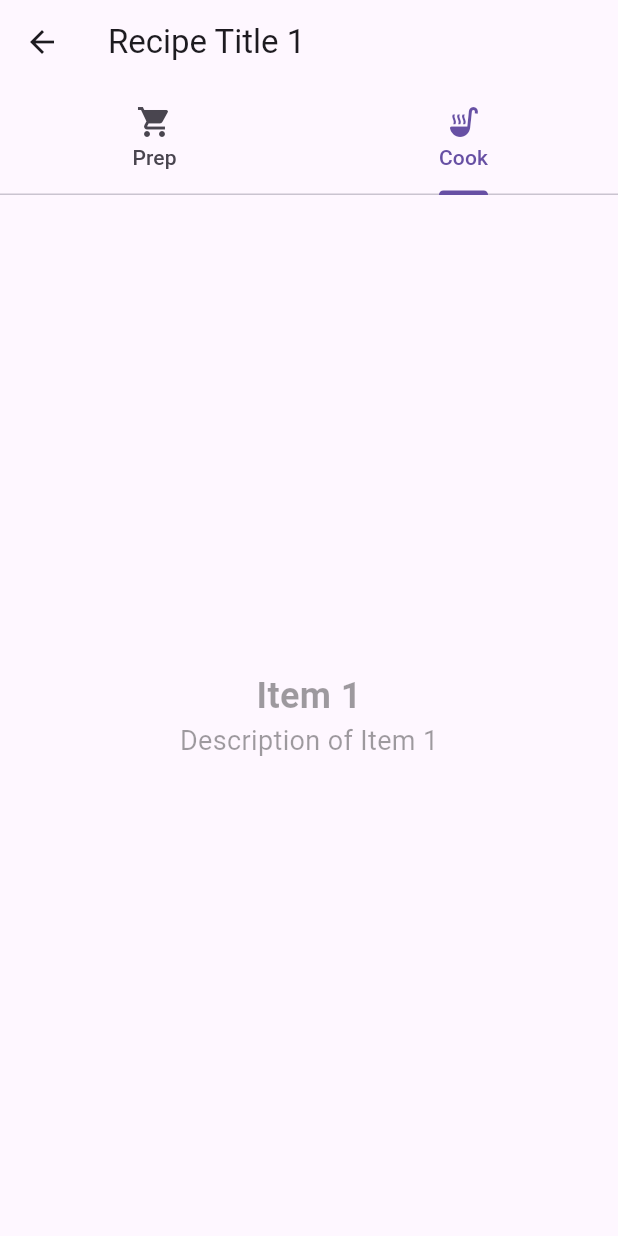
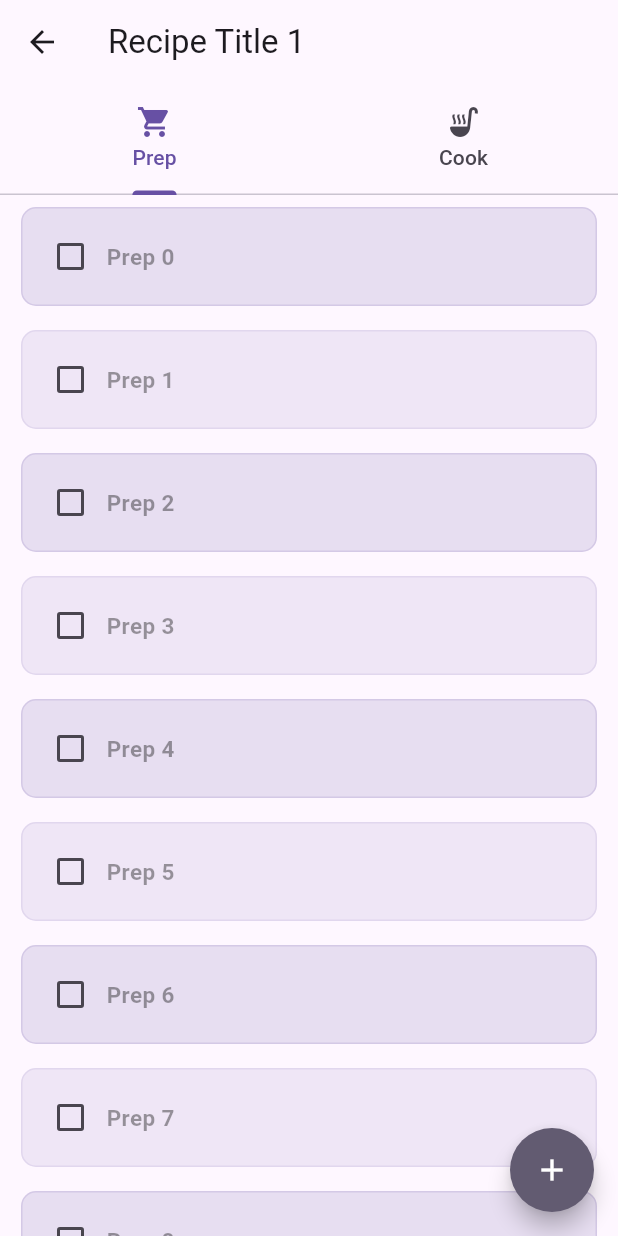
Before and after one commit to tharukaf/recipe_book_ai, a Flutter app: the screen it shows after launch, after a tap on "Item 1", on a phone screen of 412 x 824 dp. Run offline on Flutter 3.47's test engine with Material 3 defaults, Android fonts, the phone set to English and light mode, and no system bars; our stand-ins replace flutter_speed_dial, google_fonts.

Commit message:
added prep window items and add item alert dialog

```diff
--- a/lib/widgets/RecipeDetailScreen.dart
+++ b/lib/widgets/RecipeDetailScreen.dart
@@ -1,25 +1,105 @@
 import 'package:flutter/material.dart';
 import 'package:recipe_book_ai/utils/titles.dart';
 
-class RecipeDetailScreen extends StatelessWidget {
+class RecipeDetailScreen extends StatefulWidget {
   final int index;
+
   const RecipeDetailScreen({
     super.key,
     required this.index,
   });
 
   @override
+  State<RecipeDetailScreen> createState() => _RecipeDetailScreenState();
+}
+
+class _RecipeDetailScreenState extends State<RecipeDetailScreen> {
+  var list = <String>[];
+
+  void changeCheckboxValue(int index, bool? value) {
+    setState(() {
+      if (value!) {
+        list.add('${titles[0]} $index');
+      } else {
+        list.remove('${titles[0]} $index');
+      }
+    });
+  }
+
+  @override
   Widget build(BuildContext context) {
-    final ColorScheme colorScheme = Theme.of(context).colorScheme;
-    final Color oddItemColor = colorScheme.primary.withOpacity(0.05);
-    final Color evenItemColor = colorScheme.primary.withOpacity(0.15);
     const int tabsCount = 2;
     return DefaultTabController(
-      initialIndex: 1,
+      initialIndex: 0,
       length: tabsCount,
       child: Scaffold(
+        floatingActionButton: FloatingActionButton(
+          backgroundColor: Theme.of(context).colorScheme.secondary,
+          foregroundColor: Color(0xFFFFFFFF),
+          shape: const CircleBorder(),
+          onPressed: () async {
+            final TextEditingController textController =
+                TextEditingController();
+
+            await showDialog(
+              context: context,
+              builder: (BuildContext context) {
+                return AlertDialog(
+                  title: const Text('Add Ingredient'),
+                  content: Column(
+                    mainAxisSize: MainAxisSize.min,
+                    children: <Widget>[
+                      TextField(
+                        controller: textController,
+                        decoration: const InputDecoration(
+                          labelText: 'Enter the ingredient',
+                        ),
+                      ),
+                      Row(
+                        children: [
+                          Text('Quantity '),
+                          DropdownButton(
+                              value: 'Item 1',
+                              items: const <DropdownMenuItem>[
+                                DropdownMenuItem(
+                                    value: 'Item 1', child: Text('lbs')),
+                                DropdownMenuItem(
+                                    value: 'Item 2', child: Text('kg')),
+                                DropdownMenuItem(
+                                    value: 'Item 3', child: Text('ml')),
+                              ],
+                              onChanged: (value) {
+                                print(value);
+                              })
+                        ],
+                      )
+                    ],
+                  ),
+                  actions: <Widget>[
+                    TextButton(
+                      onPressed: () {
+                        Navigator.of(context).pop();
+                      },
+                      child: const Text('Cancel'),
+                    ),
+                    TextButton(
+                      onPressed: () {
+                        setState(() {
+                          list.add(textController.text);
+                        });
+                        Navigator.of(context).pop();
+                      },
+                      child: const Text('Add'),
+                    ),
+                  ],
+                );
+              },
+            );
+          },
+          child: const Icon(Icons.add),
+        ),
         appBar: AppBar(
-          title: Text('Recipe Title $index'),
+          title: Text('Recipe Title ${widget.index}'),
           notificationPredicate: (ScrollNotification notification) {
             return notification.depth == 1;
           },
@@ -38,30 +118,102 @@ class RecipeDetailScreen extends StatelessWidget {
             ],
           ),
         ),
-        body: Center(
-          child: Column(
-            mainAxisAlignment: MainAxisAlignment.center,
-            children: <Widget>[
-              Text(
-                'Item $index',
-                style: const TextStyle(
-                  color: Colors.black38,
-                  fontSize: 24,
-                  fontWeight: FontWeight.bold,
+        body: TabBarView(children: [
+          RecipePrepItems(
+            list: list,
+            changeCheckboxValue: changeCheckboxValue,
+          ),
+          const Icon(Icons.soup_kitchen),
+        ]),
+      ),
+    );
+  }
+}
+
+class RecipePrepItems extends StatelessWidget {
+  final List<String> list;
+  final void Function(int, bool?) changeCheckboxValue;
+
+  const RecipePrepItems({
+    super.key,
+    required this.list,
+    required this.changeCheckboxValue,
+  });
+
+  @override
+  Widget build(BuildContext context) {
+    final ColorScheme colorScheme = Theme.of(context).colorScheme;
+    final Color oddItemColor = colorScheme.primary.withOpacity(0.10);
+    final Color evenItemColor = colorScheme.primary.withOpacity(0.15);
+    return ListView.builder(
+      itemCount: 25,
+      itemBuilder: (BuildContext context, int index) {
+        return PrepItem(
+            oddItemColor: oddItemColor,
+            evenItemColor: evenItemColor,
+            list: list,
+            index: index,
+            changeCheckboxValue: changeCheckboxValue);
+      },
+    );
+  }
+}
+
+class PrepItem extends StatelessWidget {
+  const PrepItem({
+    super.key,
+    required this.oddItemColor,
+    required this.evenItemColor,
+    required this.list,
+    required this.index,
+    required this.changeCheckboxValue,
+  });
+
+  final Color oddItemColor;
+  final Color evenItemColor;
+  final List<String> list;
+  final int index;
+  final void Function(int, bool?) changeCheckboxValue;
+
+  @override
+  Widget build(BuildContext context) {
+    return Padding(
+      padding: const EdgeInsets.symmetric(horizontal: 6),
+      child: Container(
+        margin: const EdgeInsets.all(8),
+        padding: const EdgeInsets.all(8),
+        decoration: BoxDecoration(
+          borderRadius: BorderRadius.circular(10),
+          color: index.isOdd ? oddItemColor : evenItemColor,
+          border: Border.all(
+            color: index.isOdd ? oddItemColor : evenItemColor,
+            width: 1,
           ),
         ),
+        child: Row(
+          children: <Widget>[
+            Checkbox(
+              value: list.contains('${titles[0]} $index'),
+              onChanged: (bool? value) {
+                changeCheckboxValue(index, value);
+              },
+            ),
             Text(
-                'Description of Item $index',
-                style: const TextStyle(
+              list.contains('${titles[0]} $index')
+                  ? '${titles[0]} $index'
+                  : '${titles[0]} $index',
+              style: TextStyle(
                 color: Colors.black38,
-                  fontSize: 18,
-                  fontWeight: FontWeight.normal,
+                fontSize: 15,
+                fontWeight: FontWeight.bold,
+                decoration: list.contains('${titles[0]} $index')
+                    ? TextDecoration.lineThrough
+                    : TextDecoration.none,
               ),
             ),
           ],
         ),
       ),
-      ),
     );
   }
 }
--- a/pubspec.yaml
+++ b/pubspec.yaml
@@ -12,6 +12,7 @@ dependencies:
   google_fonts: ^6.2.1
   localstore: ^1.4.0
   flutter_speed_dial: ^7.0.0
+  carousel_slider: ^5.0.0
 
 dev_dependencies:
   flutter_test:
```
Also changed, not shown: lib/widgets/RecipeBookAppBar.dart (+0 -11 lines), pubspec.lock. Lines whose indentation alone changed are shown as unchanged.
